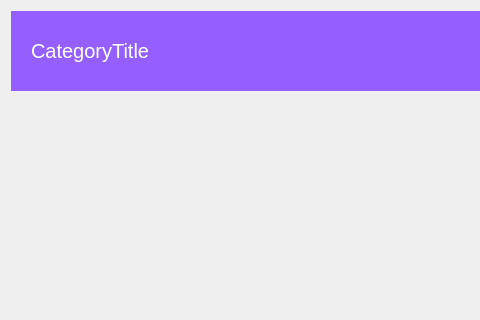
MotionInput/Team14-CopyClare, file copyclare/ui/banner.ui: the form before one commit; both pictures show x 0 to 480 and y 0 to 320 of the 790 by 457 pixel window.
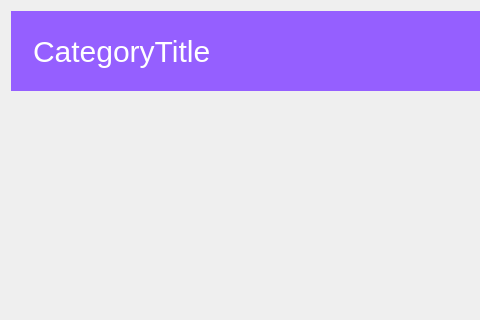
The form after the commit.

Commit message: change banner font & edit video card

Patch:
```diff
--- a/copyclare/ui/banner.ui
+++ b/copyclare/ui/banner.ui
@@ -54,7 +54,7 @@
      <property name="styleSheet">
       <string notr="true">background-color: #955fff;
 padding: 15px;
-font-size: 20px</string>
+font-size: 30px</string>
      </property>
      <property name="text">
       <string>CategoryTitle</string>
```
The commit also changes 1 other file.
